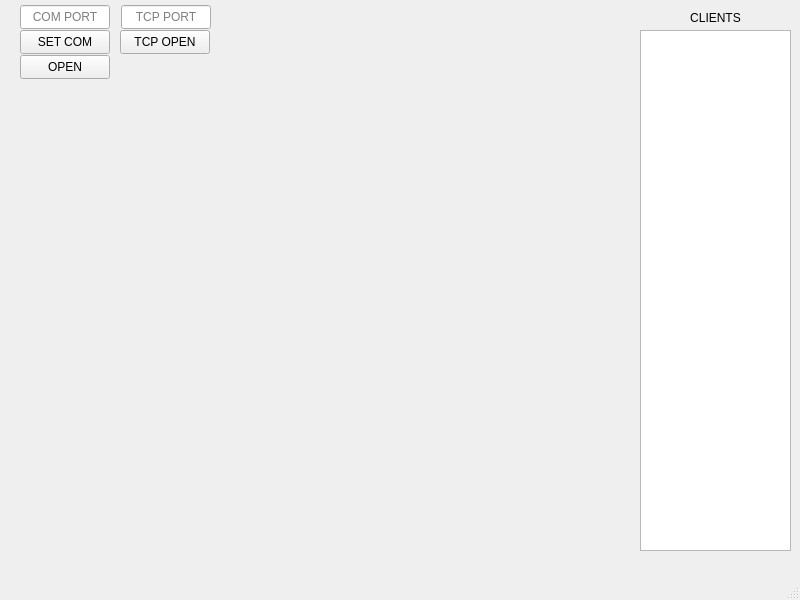
hachger/SIMUCINTA, file qform1.ui: the form before one commit.
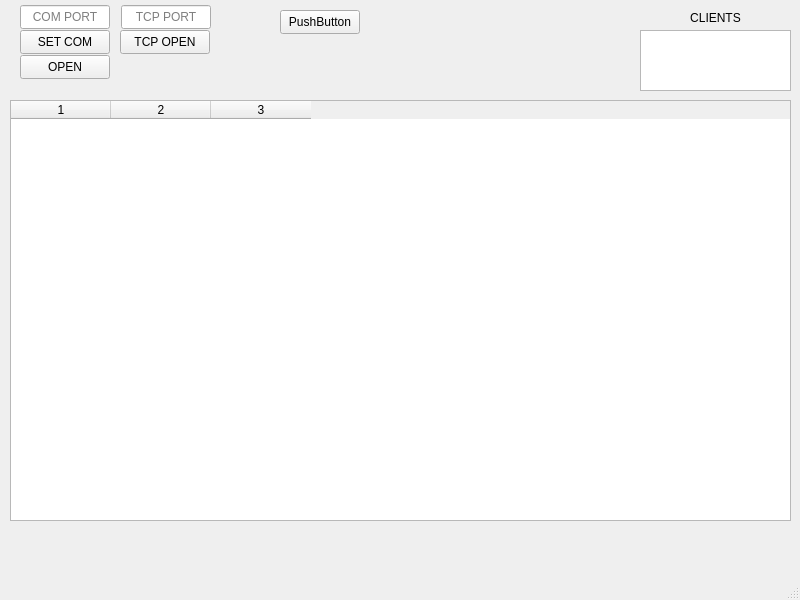
The form after the commit.

Commit message: Se arregla dibujo en la celda de la tabla.

```diff
--- a/qform1.ui
+++ b/qform1.ui
@@ -14,16 +14,6 @@
    <string>QForm1</string>
   </property>
   <widget class="QWidget" name="centralwidget">
-   <widget class="QWidget" name="widget" native="true">
-    <property name="geometry">
-     <rect>
-      <x>10</x>
-      <y>90</y>
-      <width>621</width>
-      <height>441</height>
-     </rect>
-    </property>
-   </widget>
    <widget class="QPushButton" name="pushButton">
     <property name="geometry">
      <rect>
@@ -110,7 +100,7 @@
       <x>640</x>
       <y>30</y>
       <width>151</width>
-      <height>521</height>
+      <height>61</height>
      </rect>
     </property>
     <property name="viewMode">
@@ -133,6 +123,38 @@
      <set>Qt::AlignCenter</set>
     </property>
    </widget>
+   <widget class="QTableWidget" name="tableWidget">
+    <property name="geometry">
+     <rect>
+      <x>10</x>
+      <y>100</y>
+      <width>781</width>
+      <height>421</height>
+     </rect>
+    </property>
+    <property name="rowCount">
+     <number>0</number>
+    </property>
+    <property name="columnCount">
+     <number>3</number>
+    </property>
+    <column/>
+    <column/>
+    <column/>
+   </widget>
+   <widget class="QPushButton" name="pushButton_4">
+    <property name="geometry">
+     <rect>
+      <x>280</x>
+      <y>10</y>
+      <width>80</width>
+      <height>24</height>
+     </rect>
+    </property>
+    <property name="text">
+     <string>PushButton</string>
+    </property>
+   </widget>
   </widget>
   <widget class="QMenuBar" name="menubar">
    <property name="geometry">
```
The commit also changes 2 other files.
